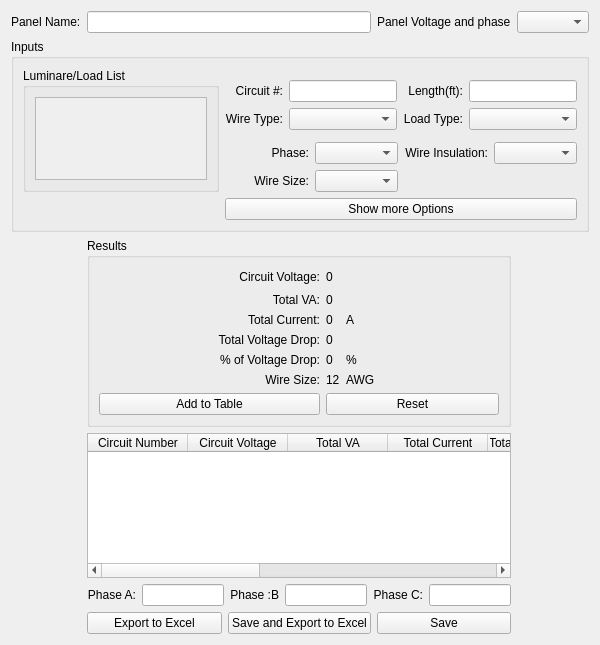
The window that Voltage_Drop_GUI.ui (simplesports/WorkHelper) describes before a commit, drawn with Qt 5.
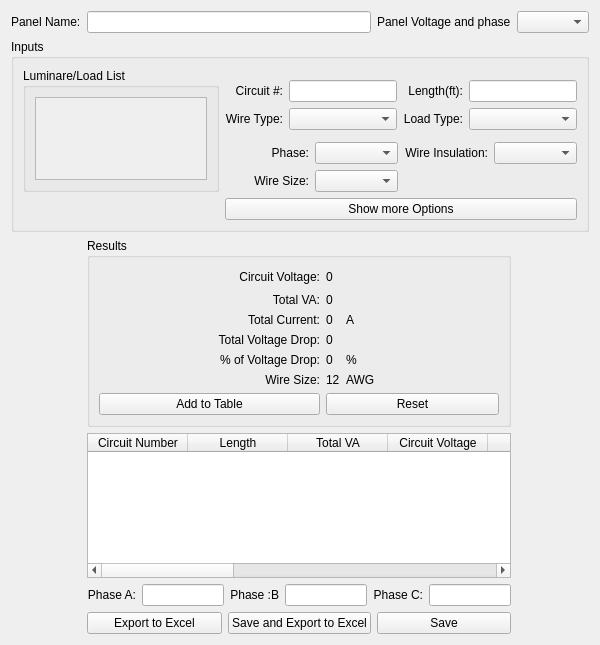
The same window after the commit.

The edit to the form file:
```diff
--- a/Voltage_Drop_GUI.ui
+++ b/Voltage_Drop_GUI.ui
@@ -33,7 +33,7 @@
      </column>
      <column>
       <property name="text">
-       <string>Circuit Voltage</string>
+       <string>Length</string>
       </property>
      </column>
      <column>
@@ -43,17 +43,17 @@
      </column>
      <column>
       <property name="text">
-       <string>Total Current</string>
+       <string>Circuit Voltage</string>
       </property>
      </column>
      <column>
       <property name="text">
-       <string>Total Voltage Drop</string>
+       <string>Current</string>
       </property>
      </column>
      <column>
       <property name="text">
-       <string>% Voltage Drop</string>
+       <string>Wire Size</string>
       </property>
      </column>
      <column>
@@ -66,16 +66,26 @@
        <string>Wire Insulation</string>
       </property>
      </column>
+     <column>
+      <property name="text">
+       <string>Phase</string>
+      </property>
+     </column>
+     <column>
+      <property name="text">
+       <string>Total Voltage Drop</string>
+      </property>
+     </column>
+     <column>
+      <property name="text">
+       <string>% Voltage Drop</string>
+      </property>
+     </column>
      <column>
       <property name="text">
        <string>Load Type</string>
       </property>
      </column>
-     <column>
-      <property name="text">
-       <string>Wire Size</string>
-      </property>
-     </column>
     </widget>
    </item>
    <item row="5" column="2" colspan="2">
```
